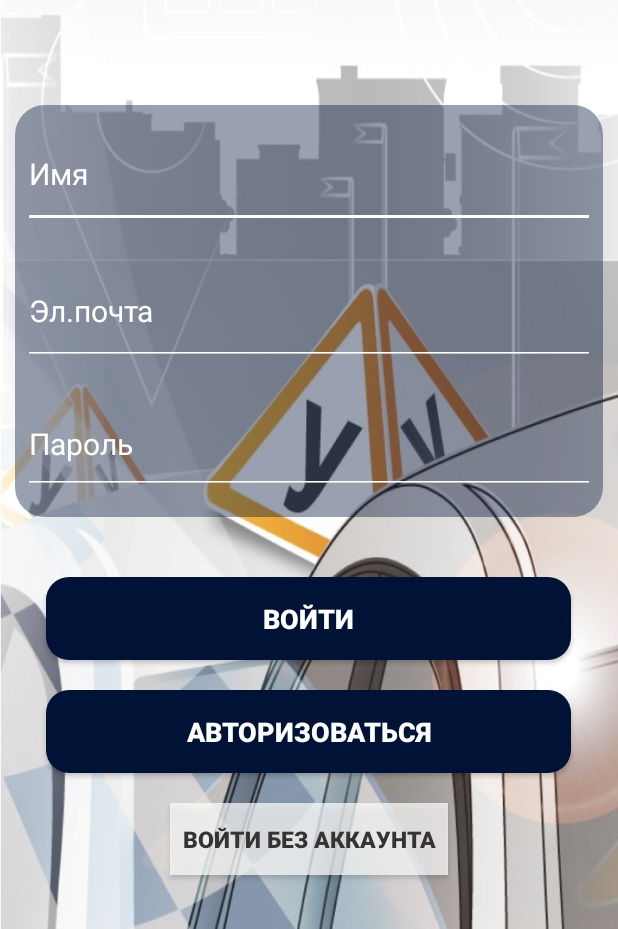
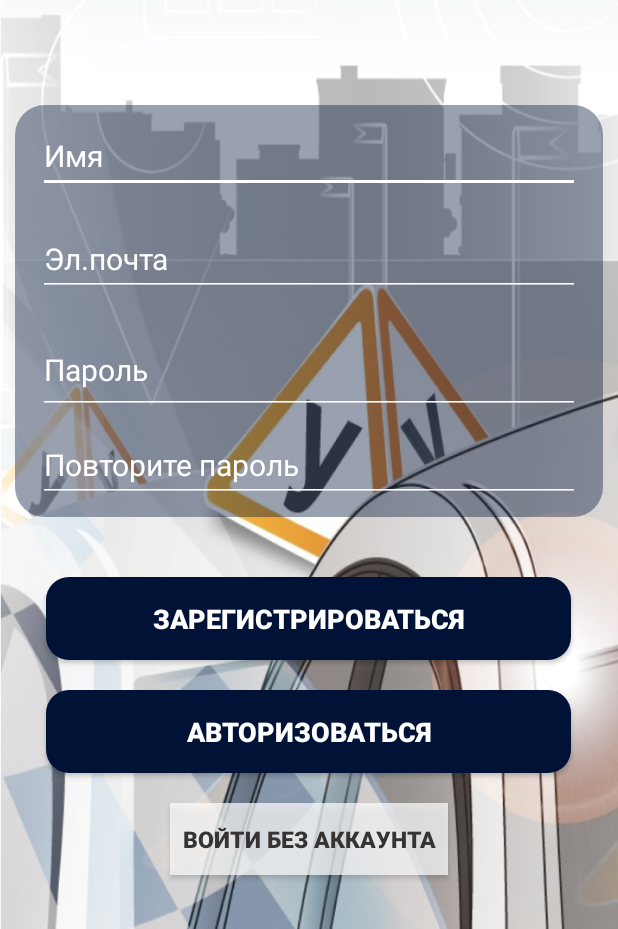
Before and after one commit to GudDasha/Diploma, an Android app: the Registration screen opened directly, with no data from a screen before it, on a phone screen of 412 x 824 dp, the part 307-1236 px from its top. Run offline under Robolectric (Android 15) with nearby library versions, the phone set to English and light mode, and no system bars; our stand-ins replace Firebase (no records; nobody signed in at launch, a user with empty details on screens opened directly), Picasso; pictures from the network do not load.

Commit message:
fix bugs-1

```diff
--- a/app/src/main/java/com/example/just_drive/Authorization.java
+++ b/app/src/main/java/com/example/just_drive/Authorization.java
@@ -81,7 +81,7 @@ public class Authorization extends AppCompatActivity {
                                         finish();
                                     }
                                     else{
-                                        Toast.makeText(Authorization.this,"Пользователь не авторизован",Toast.LENGTH_SHORT).show();
+                                        Toast.makeText(Authorization.this,"Неверный логин или пароль",Toast.LENGTH_SHORT).show();
                                     }
                                 }
                             });
--- a/app/src/main/java/com/example/just_drive/Fragment_Profile.java
+++ b/app/src/main/java/com/example/just_drive/Fragment_Profile.java
@@ -130,6 +130,7 @@ public class Fragment_Profile extends Fragment {
             public void onClick(View view) {
                 firebaseAuth.signOut();
                 Intent intent = new Intent(getContext(),Authorization.class);
+                intent.setFlags(Intent.FLAG_ACTIVITY_CLEAR_TASK | Intent.FLAG_ACTIVITY_NEW_TASK);
                 startActivity(intent);
             }
         });
--- a/app/src/main/res/layout/activity_registration.xml
+++ b/app/src/main/res/layout/activity_registration.xml
@@ -22,10 +22,11 @@
                 android:layout_height="wrap_content"
                 android:text="@string/program_name"
                 android:textSize="50dp"
-                android:textStyle="bold"
-                ></TextView>
+                android:textStyle="bold"/>
         </LinearLayout>
         <LinearLayout
+            android:paddingLeft="10dp"
+            android:paddingRight="10dp"
             android:orientation="vertical"
             android:layout_marginRight="10dp"
             android:layout_marginLeft="10dp"
@@ -34,6 +35,7 @@
             android:layout_height="match_parent"
             android:layout_weight="1">
             <EditText
+                android:singleLine="true"
                 android:id="@+id/reg_name"
                 android:layout_marginBottom="10dp"
                 android:textSize="20dp"
@@ -46,8 +48,9 @@
                 android:layout_weight="1"
                 android:backgroundTint="@color/white"
                 android:layout_width="match_parent"
-                android:layout_height="match_parent"></EditText>
+                android:layout_height="match_parent"/>
             <EditText
+                android:singleLine="true"
                 android:id="@+id/email_regist"
                 android:layout_marginBottom="10dp"
                 android:layout_marginTop="10dp"
@@ -60,9 +63,10 @@
                 android:layout_weight="1"
                 android:backgroundTint="@color/white"
                 android:layout_width="match_parent"
-                android:layout_height="match_parent"></EditText>
+                android:layout_height="match_parent"/>
             <EditText
-                android:inputType="numberPassword"
+                android:singleLine="true"
+                android:inputType="textPassword"
                 android:id="@+id/password_rigist"
                 android:layout_marginTop="10dp"
                 android:textSize="20dp"
@@ -74,10 +78,24 @@
                 android:layout_weight="1"
                 android:backgroundTint="@color/white"
                 android:layout_width="match_parent"
+                android:layout_height="match_parent"/>
+
+            <EditText
+                android:singleLine="true"
+                android:id="@+id/repeatPassword"
+                android:layout_width="match_parent"
                 android:layout_height="match_parent"
-                android:layout_marginBottom="15dp"></EditText>
-
-
+                android:layout_marginLeft="5dp"
+                android:layout_marginTop="10dp"
+                android:layout_marginRight="5dp"
+                android:layout_marginBottom="10dp"
+                android:layout_weight="1"
+                android:backgroundTint="@color/white"
+                android:hint="@string/repeat_password"
+                android:inputType="textPassword"
+                android:textColor="@color/white"
+                android:textColorHint="@color/white"
+                android:textSize="20dp" />
         </LinearLayout>
         <LinearLayout
             android:orientation="vertical"
@@ -88,14 +106,14 @@
                 android:id="@+id/go_in"
                 android:layout_marginTop="40dp"
                 android:background="@drawable/button_registrat_border"
-                android:text="@string/go_in"
+                android:text="@string/registration"
                 android:layout_gravity="center"
                 android:textColor="#ffff"
                 android:textSize="18dp"
                 android:textStyle="bold"
                 android:layout_width="350dp"
                 android:height="55dp"
-                android:layout_height="wrap_content"></androidx.appcompat.widget.AppCompatButton>
+                android:layout_height="wrap_content"/>
             <androidx.appcompat.widget.AppCompatButton
                 android:id="@+id/btn_to_auth"
                 android:layout_marginTop="20dp"
@@ -107,7 +125,7 @@
                 android:textStyle="bold"
                 android:layout_width="350dp"
                 android:height="55dp"
-                android:layout_height="wrap_content"></androidx.appcompat.widget.AppCompatButton>
+                android:layout_height="wrap_content"/>
             <androidx.appcompat.widget.AppCompatButton
                 android:id="@+id/btn_unauth"
                 android:layout_marginTop="20dp"
@@ -119,7 +137,7 @@
                 android:textStyle="bold"
                 android:layout_width="wrap_content"
                 android:padding="8dp"
-                android:layout_height="wrap_content"></androidx.appcompat.widget.AppCompatButton>
+                android:layout_height="wrap_content"/>
         </LinearLayout>
     </LinearLayout>
 </androidx.constraintlayout.widget.ConstraintLayout>
--- a/app/src/main/res/values/strings.xml
+++ b/app/src/main/res/values/strings.xml
@@ -7,6 +7,7 @@
     <string name="icon_profile">Профиль</string>
     <string name="login">Эл.почта</string>
     <string name="password">Пароль</string>
+    <string name="repeat_password">Повторите пароль</string>
     <string name="go_in">Войти</string>
     <string name="registration">Зарегистрироваться</string>
     <string name="phone">Телефон</string>
```
Also changed, not shown: app/src/main/java/com/example/just_drive/Registration.java (+10 -1 lines), app/src/main/res/layout/activity_authorization.xml (+5 -3 lines), app/src/main/res/layout/activity_reset_password.xml (+6 -6 lines), app/src/main/res/layout/fragment_home.xml (+12 -17 lines), app/src/main/res/layout/fragment_profile.xml (+14 -17 lines).
